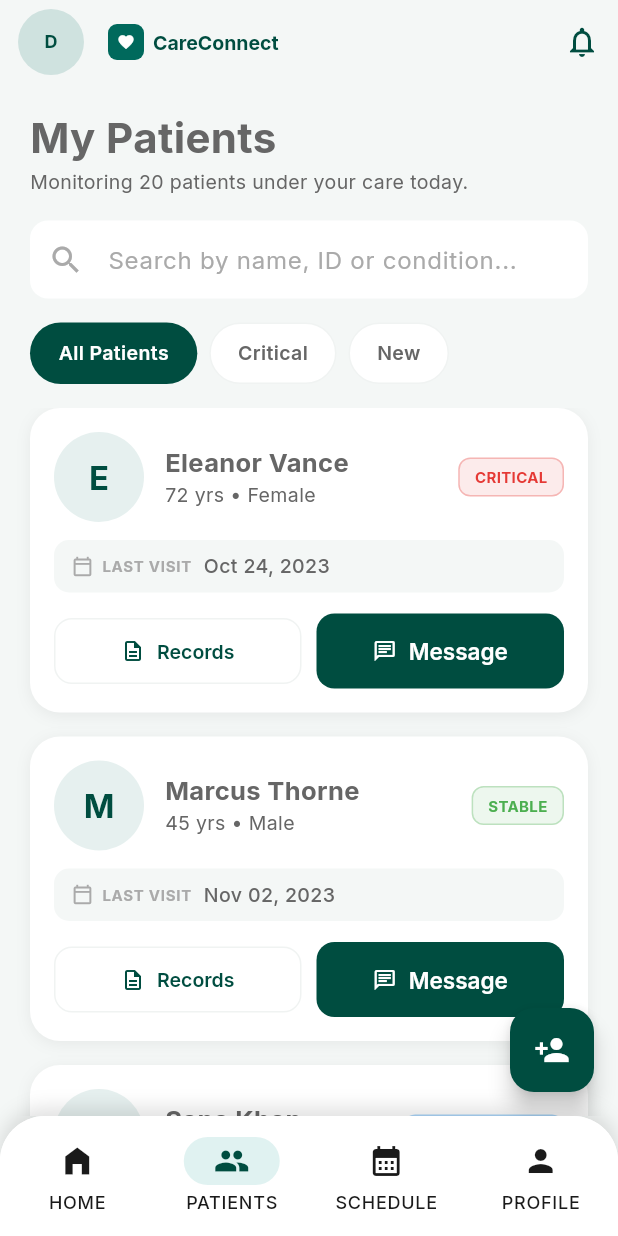
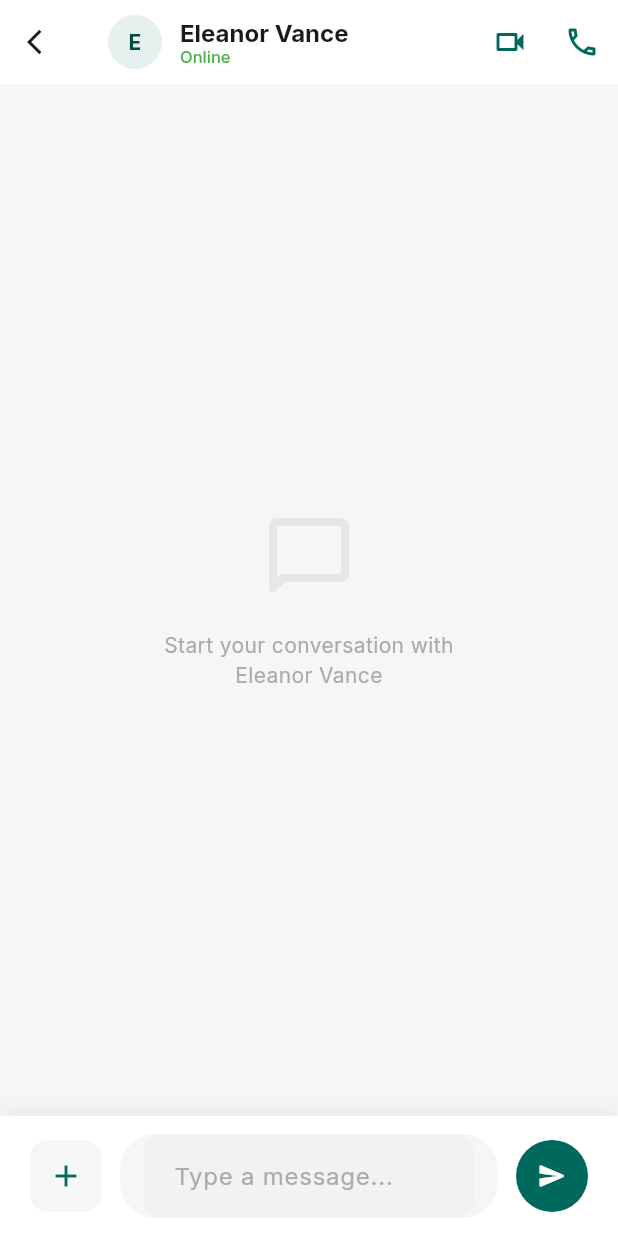
Before and after one commit to Sagar-0212/Hospital_APK, a Flutter app: the DoctorPatientsScreen screen opened by its route, after a tap on "Message", on a phone screen of 412 x 824 dp. Run offline on Flutter 3.47's test engine with Material 3 defaults, Android fonts, the phone set to English and light mode, and no system bars; our stand-ins replace cloud_firestore, file_picker, firebase_auth, firebase_core, firebase_storage, flutter_riverpod and 2 more; accounts and stored records are empty.

Commit message:
Feature: Real-time Messaging and Dynamic Patient Health Reports

```diff
--- a/lib/core/router/app_router.dart
+++ b/lib/core/router/app_router.dart
@@ -15,6 +15,7 @@ import '../../screens/doctor/doctor_patients.dart';
 import '../../screens/doctor/clinical_notes_screen.dart';
 import '../../screens/doctor/add_prescription_screen.dart';
 import '../../screens/profile/profile_screen.dart';
+import '../../screens/chat/chat_screen.dart';
 import '../../screens/admin/admin_shell.dart';
 import '../../screens/admin/admin_dashboard.dart';
 import '../../screens/admin/admin_manage_doctors.dart';
@@ -134,6 +135,20 @@ final routerProvider = Provider<GoRouter>((ref) {
           ),
         ],
       ),
+      // Global Chat Route
+      GoRoute(
+        path: '/chat/:receiverId/:receiverName',
+        builder: (context, state) {
+          final receiverId = state.pathParameters['receiverId']!;
+          final receiverName = Uri.decodeComponent(
+            state.pathParameters['receiverName']!,
+          );
+          return ChatScreen(
+            receiverId: receiverId,
+            receiverName: receiverName,
+          );
+        },
+      ),
     ],
   );
 });
--- /dev/null
+++ b/lib/models/chat_message.dart
@@ -0,0 +1,36 @@
+import 'package:cloud_firestore/cloud_firestore.dart';
+
+class ChatMessage {
+  final String id;
+  final String senderId;
+  final String receiverId;
+  final String text;
+  final DateTime timestamp;
+
+  ChatMessage({
+    required this.id,
+    required this.senderId,
+    required this.receiverId,
+    required this.text,
+    required this.timestamp,
+  });
+
+  factory ChatMessage.fromMap(Map<String, dynamic> data, String documentId) {
+    return ChatMessage(
+      id: documentId,
+      senderId: data['senderId'] ?? '',
+      receiverId: data['receiverId'] ?? '',
+      text: data['text'] ?? '',
+      timestamp: (data['timestamp'] as Timestamp).toDate(),
+    );
+  }
+
+  Map<String, dynamic> toMap() {
+    return {
+      'senderId': senderId,
+      'receiverId': receiverId,
+      'text': text,
+      'timestamp': Timestamp.fromDate(timestamp),
+    };
+  }
+}
--- a/lib/providers/app_providers.dart
+++ b/lib/providers/app_providers.dart
@@ -7,6 +7,8 @@ import '../models/app_user.dart';
 import '../models/medical_record.dart';
 import '../models/prescription.dart';
 import '../models/clinical_note.dart';
+import '../models/chat_message.dart';
+import '../services/chat_service.dart';
 
 // Export auth providers
 export '../services/auth_service.dart'
@@ -19,6 +21,8 @@ final firestoreServiceProvider = Provider<FirestoreService>(
 final adminActionsServiceProvider = Provider<AdminActionsService>(
   (ref) => AdminActionsService(),
 );
+
+final chatServiceProvider = Provider<ChatService>((ref) => ChatService());
 
 // Patient Providers
 final patientAppointmentsProvider = StreamProvider<List<Appointment>>((ref) {
@@ -96,3 +100,13 @@ final allDoctorsProvider = StreamProvider<List<AppUser>>((ref) {
 final allUsersProvider = StreamProvider<List<AppUser>>((ref) {
   return ref.read(firestoreServiceProvider).getAllUsers();
 });
+
+// Chat Providers
+final chatMessagesProvider = StreamProvider.family<List<ChatMessage>, String>((
+  ref,
+  receiverId,
+) {
+  final user = ref.watch(currentUserProvider).value;
+  if (user == null) return Stream.value([]);
+  return ref.read(chatServiceProvider).getMessages(user.id, receiverId);
+});
--- /dev/null
+++ b/lib/screens/chat/chat_screen.dart
@@ -0,0 +1,271 @@
+import 'package:flutter/material.dart';
+import 'package:flutter_riverpod/flutter_riverpod.dart';
+import 'package:google_fonts/google_fonts.dart';
+import 'package:intl/intl.dart';
+import '../../providers/app_providers.dart';
+import '../../core/theme/colors.dart';
+import '../../models/chat_message.dart';
+
+class ChatScreen extends ConsumerStatefulWidget {
+  final String receiverId;
+  final String receiverName;
+
+  const ChatScreen({
+    super.key,
+    required this.receiverId,
+    required this.receiverName,
+  });
+
+  @override
+  ConsumerState<ChatScreen> createState() => _ChatScreenState();
+}
+
+class _ChatScreenState extends ConsumerState<ChatScreen> {
+  final _messageController = TextEditingController();
+  final _scrollController = ScrollController();
+
+  @override
+  void dispose() {
+    _messageController.dispose();
+    _scrollController.dispose();
+    super.dispose();
+  }
+
+  void _sendMessage() {
+    final text = _messageController.text;
+    if (text.trim().isEmpty) return;
+
+    final user = ref.read(currentUserProvider).value;
+    if (user == null) return;
+
+    ref.read(chatServiceProvider).sendMessage(user.id, widget.receiverId, text);
+    _messageController.clear();
+  }
+
+  @override
+  Widget build(BuildContext context) {
+    final messagesAsync = ref.watch(chatMessagesProvider(widget.receiverId));
+    final currentUser = ref.watch(currentUserProvider).value;
+
+    return Scaffold(
+      backgroundColor: AppColors.background,
+      appBar: AppBar(
+        backgroundColor: Colors.white,
+        elevation: 0,
+        leading: IconButton(
+          icon: const Icon(Icons.arrow_back_ios, color: AppColors.textPrimary, size: 20),
+          onPressed: () => Navigator.pop(context),
+        ),
+        title: Row(
+          children: [
+            CircleAvatar(
+              radius: 18,
+              backgroundColor: AppColors.primary.withValues(alpha: 0.1),
+              child: Text(
+                widget.receiverName[0].toUpperCase(),
+                style: GoogleFonts.inter(
+                  color: AppColors.primaryDark,
+                  fontWeight: FontWeight.bold,
+                  fontSize: 14,
+                ),
+              ),
+            ),
+            const SizedBox(width: 12),
+            Expanded(
+              child: Column(
+                crossAxisAlignment: CrossAxisAlignment.start,
+                children: [
+                  Text(
+                    widget.receiverName,
+                    style: GoogleFonts.inter(
+                      color: AppColors.textPrimary,
+                      fontSize: 16,
+                      fontWeight: FontWeight.bold,
+                    ),
+                  ),
+                  Text(
+                    'Online',
+                    style: GoogleFonts.inter(
+                      color: AppColors.success,
+                      fontSize: 11,
+                      fontWeight: FontWeight.w500,
+                    ),
+                  ),
+                ],
+              ),
+            ),
+          ],
+        ),
+        actions: [
+          IconButton(
+            icon: const Icon(Icons.videocam_outlined, color: AppColors.primary),
+            onPressed: () {},
+          ),
+          IconButton(
+            icon: const Icon(Icons.phone_outlined, color: AppColors.primary),
+            onPressed: () {},
+          ),
+        ],
+      ),
+      body: Column(
+        children: [
+          Expanded(
+            child: messagesAsync.when(
+              data: (messages) {
+                if (messages.isEmpty) {
+                  return Center(
+                    child: Column(
+                      mainAxisAlignment: MainAxisAlignment.center,
+                      children: [
+                        Icon(
+                          Icons.chat_bubble_outline_rounded,
+                          size: 64,
+                          color: AppColors.textHint.withValues(alpha: 0.2),
+                        ),
+                        const SizedBox(height: 16),
+                        Text(
+                          'Start your conversation with\n${widget.receiverName}',
+                          textAlign: TextAlign.center,
+                          style: GoogleFonts.inter(
+                            color: AppColors.textHint,
+                            fontSize: 14,
+                          ),
+                        ),
+                      ],
+                    ),
+                  );
+                }
+
+                return ListView.builder(
+                  reverse: true,
+                  padding: const EdgeInsets.all(20),
+                  itemCount: messages.length,
+                  itemBuilder: (context, index) {
+                    final msg = messages[index];
+                    final isMe = msg.senderId == currentUser?.id;
+                    return _buildMessageBubble(msg, isMe);
+                  },
+                );
+              },
+              loading: () => const Center(child: CircularProgressIndicator()),
+              error: (e, _) => Center(child: Text('Error: $e')),
+            ),
+          ),
+          _buildInputArea(),
+        ],
+      ),
+    );
+  }
+
+  Widget _buildMessageBubble(ChatMessage msg, bool isMe) {
+    return Align(
+      alignment: isMe ? Alignment.centerRight : Alignment.centerLeft,
+      child: Column(
+        crossAxisAlignment: isMe ? CrossAxisAlignment.end : CrossAxisAlignment.start,
+        children: [
+          Container(
+            margin: EdgeInsets.only(
+              top: 8,
+              bottom: 4,
+              left: isMe ? 60 : 0,
+              right: isMe ? 0 : 60,
+            ),
+            padding: const EdgeInsets.symmetric(horizontal: 16, vertical: 12),
+            decoration: BoxDecoration(
+              color: isMe ? AppColors.primary : Colors.white,
+              borderRadius: BorderRadius.only(
+                topLeft: const Radius.circular(20),
+                topRight: const Radius.circular(20),
+                bottomLeft: Radius.circular(isMe ? 20 : 4),
+                bottomRight: Radius.circular(isMe ? 4 : 20),
+              ),
+              boxShadow: [
+                BoxShadow(
+                  color: Colors.black.withValues(alpha: 0.05),
+                  blurRadius: 5,
+                  offset: const Offset(0, 2),
+                ),
+              ],
+            ),
+            child: Text(
+              msg.text,
+              style: GoogleFonts.inter(
+                color: isMe ? Colors.white : AppColors.textPrimary,
+                fontSize: 14,
+              ),
+            ),
+          ),
+          Padding(
+            padding: const EdgeInsets.symmetric(horizontal: 4),
+            child: Text(
+              DateFormat('HH:mm').format(msg.timestamp),
+              style: GoogleFonts.inter(
+                color: AppColors.textHint,
+                fontSize: 10,
+              ),
+            ),
+          ),
+        ],
+      ),
+    );
+  }
+
+  Widget _buildInputArea() {
+    return Container(
+      padding: EdgeInsets.fromLTRB(20, 12, 20, 12 + MediaQuery.of(context).padding.bottom),
+      decoration: BoxDecoration(
+        color: Colors.white,
+        boxShadow: [
+          BoxShadow(
+            color: Colors.black.withValues(alpha: 0.05),
+            blurRadius: 10,
+            offset: const Offset(0, -5),
+          ),
+        ],
+      ),
+      child: Row(
+        children: [
+          Container(
+            decoration: BoxDecoration(
+              color: AppColors.background,
+              borderRadius: BorderRadius.circular(12),
+            ),
+            child: IconButton(
+              icon: const Icon(Icons.add, color: AppColors.primary),
+              onPressed: () {},
+            ),
+          ),
+          const SizedBox(width: 12),
+          Expanded(
+            child: Container(
+              padding: const EdgeInsets.symmetric(horizontal: 16),
+              decoration: BoxDecoration(
+                color: AppColors.background,
+                borderRadius: BorderRadius.circular(24),
+              ),
+              child: TextField(
+                controller: _messageController,
+                decoration: const InputDecoration(
+                  hintText: 'Type a message...',
+                  border: InputBorder.none,
+                ),
+                onSubmitted: (_) => _sendMessage(),
+              ),
+            ),
+          ),
+          const SizedBox(width: 12),
+          Container(
+            decoration: const BoxDecoration(
+              color: AppColors.primary,
+              shape: BoxShape.circle,
+            ),
+            child: IconButton(
+              icon: const Icon(Icons.send_rounded, color: Colors.white, size: 20),
+              onPressed: _sendMessage,
+            ),
+          ),
+        ],
+      ),
+    );
+  }
+}
--- a/lib/screens/doctor/doctor_patients.dart
+++ b/lib/screens/doctor/doctor_patients.dart
@@ -454,7 +454,9 @@ class _DoctorPatientsScreenState extends ConsumerState<DoctorPatientsScreen> {
               const SizedBox(width: 10),
               Expanded(
                 child: ElevatedButton.icon(
-                  onPressed: () {},
+                  onPressed: () => context.push(
+                    '/chat/${p['id']}/${Uri.encodeComponent(p['name'] as String)}',
+                  ),
                   icon: const Icon(Icons.chat_outlined, size: 16),
                   label: const Text('Message'),
                   style: ElevatedButton.styleFrom(
--- /dev/null
+++ b/lib/services/chat_service.dart
@@ -0,0 +1,47 @@
+import 'package:cloud_firestore/cloud_firestore.dart';
+import 'package:flutter_riverpod/flutter_riverpod.dart';
+import '../models/chat_message.dart';
+
+final chatServiceProvider = Provider<ChatService>((ref) => ChatService());
+
+class ChatService {
+  final FirebaseFirestore _db = FirebaseFirestore.instance;
+
+  Stream<List<ChatMessage>> getMessages(String user1, String user2) {
+    // We use a specific collection for each chat pair or a global one with filters
+    // For simplicity and efficiency, we'll use a global 'chats' collection
+    return _db
+        .collection('messages')
+        .where(
+          Filter.or(
+            Filter.and(
+              Filter('senderId', isEqualTo: user1),
+              Filter('receiverId', isEqualTo: user2),
+            ),
+            Filter.and(
+              Filter('senderId', isEqualTo: user2),
+              Filter('receiverId', isEqualTo: user1),
+            ),
+          ),
+        )
+        .orderBy('timestamp', descending: true)
+        .snapshots()
+        .map(
+          (snapshot) =>
+              snapshot.docs
+                  .map((doc) => ChatMessage.fromMap(doc.data(), doc.id))
+                  .toList(),
+        );
+  }
+
+  Future<void> sendMessage(String senderId, String receiverId, String text) async {
+    if (text.trim().isEmpty) return;
+
+    await _db.collection('messages').add({
+      'senderId': senderId,
+      'receiverId': receiverId,
+      'text': text,
+      'timestamp': FieldValue.serverTimestamp(),
+    });
+  }
+}
```
Also changed, not shown: lib/screens/patient/patient_dashboard.dart (+10 -0 lines), lib/screens/patient/patient_reports.dart (+121 -24 lines).
